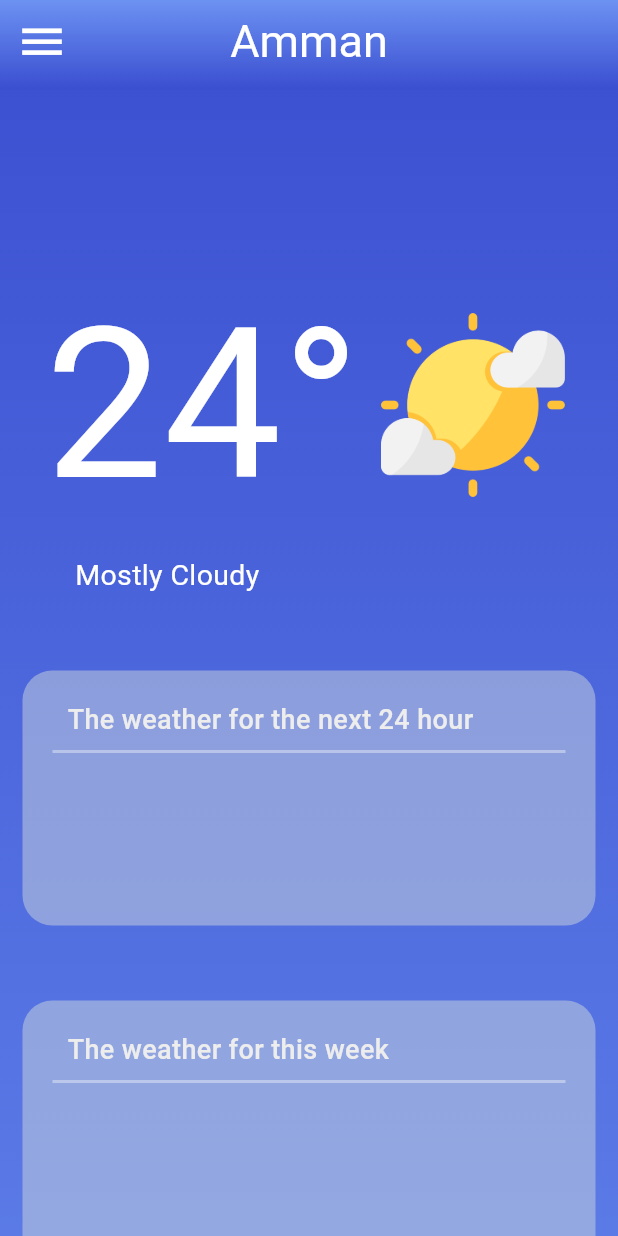
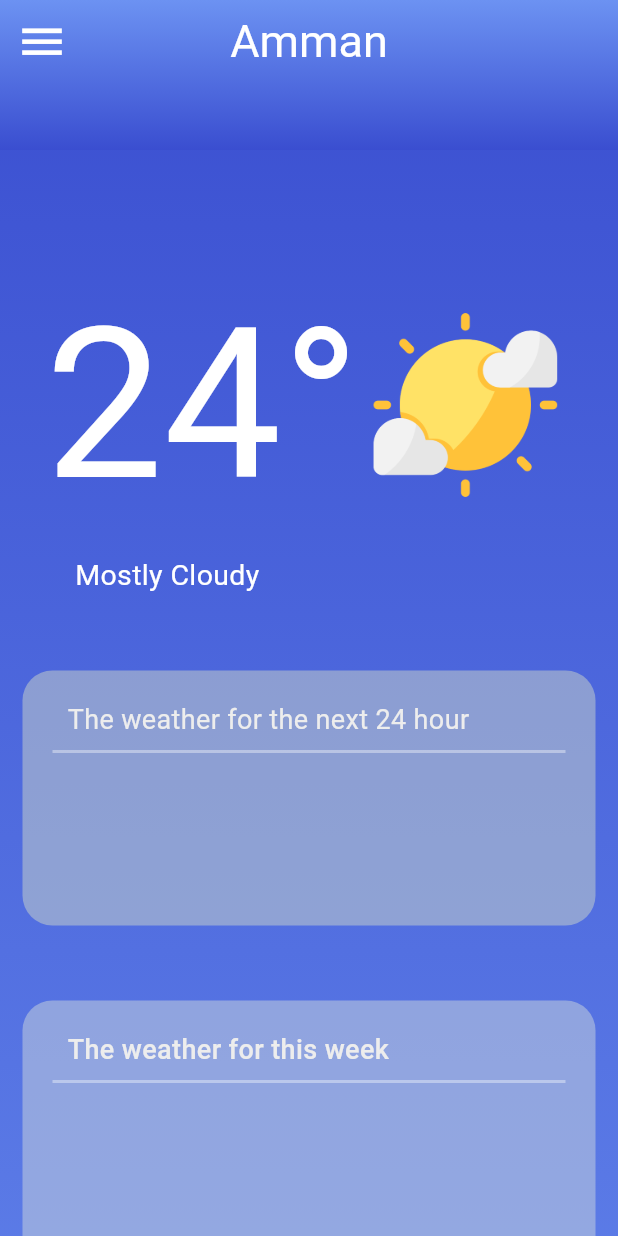
Before and after one commit to WeatherProjectInFlutter/WeatherApp, a Flutter app: the screen it shows after launch, on a phone screen of 412 x 824 dp. Run offline on Flutter 3.47's test engine with Material 3 defaults, Android fonts, the phone set to English and light mode, and no system bars.

Commit message:
create next_24Hours_Weather_contanier branch

```diff
--- a/local_weather_app/lib/main.dart
+++ b/local_weather_app/lib/main.dart
@@ -64,12 +64,13 @@ class MyApp extends StatelessWidget {
 
             ),*/
                 PreferredSize(
-                    preferredSize: Size.fromHeight(60.0),
+                    preferredSize: Size.fromHeight(100.0),
                     child: AppBar(
                       title: Text(
                         "Amman",
                         style: TextStyle(fontSize: 30, color: Colors.white),
                       ),
+
                       centerTitle: true,
                       leading: IconButton(
                           onPressed: () => {},
@@ -90,12 +91,12 @@ class MyApp extends StatelessWidget {
                         )),
                       ),
                     )),
+
             body: SingleChildScrollView(
               child: Container(
                 padding: const EdgeInsets.only(
                     top: 170,
-                    bottom:
-                        100), // Prevents content from overlapping the AppBar
+                    bottom:100), // Prevents content from overlapping the AppBar
 
                 //All the code till the end of box decoration is for make the background as a gradient
                 decoration: const BoxDecoration(
@@ -108,14 +109,14 @@ class MyApp extends StatelessWidget {
                     ],
                   ),
                 ),
-                child: Column(
+                child: const Column(
                   children: [
 
                     //The current weather widget :
                     CurrentWeatherSection(),
 
 
-                    const Row(
+                    Row(
                       children: [
                         Padding(padding: EdgeInsets.only(left: 50)),
                         Text(
@@ -129,12 +130,12 @@ class MyApp extends StatelessWidget {
 
 
                     //This block is for the today weather (over 24 hour)
-                    const TodayWeaterWindow(),
+                    TodayWeaterWindow(),
 
                     //this block is for the weekly weather (7 days)
-                    const WeekWeatherBlock(),
+                    WeekWeatherBlock(),
 
-                    const WindSpeedAndSeaLevel(),
+                    WindSpeedAndSeaLevel(),
                   ],
                 ),
               ),
@@ -153,7 +154,7 @@ class TodayWeaterWindow extends StatelessWidget {
       height: 170,
       //This for make the decoration for the block
       decoration: BoxDecoration(
-          color: const Color.fromARGB(124, 207, 216, 220),
+          color: const Color.fromARGB(124, 207, 216, 200),
           borderRadius: BorderRadius.circular(20)),
       child: const Column(
         crossAxisAlignment: CrossAxisAlignment.start,
@@ -167,7 +168,7 @@ class TodayWeaterWindow extends StatelessWidget {
                   "The weather for the next 24 hour",
                   style: TextStyle(
                       fontSize: 18,
-                      fontWeight: FontWeight.w500,
+                      // fontWeight: FontWeight.w500,
                       color: Color.fromARGB(255, 237, 237, 237)),
                 )
               ],
@@ -331,7 +332,7 @@ class CurrentWeatherSection extends StatelessWidget {
           ),
         ),
         Container(
-          padding: const EdgeInsets.only(left: 5),
+          //  padding: const EdgeInsets.only(left: 5), //هاي على التلفون بتخرب الصورة
           child: Image.asset("Materials/sunny.png", width: 140, height: 140),
         )
       ],
```
Also changed, not shown: local_weather_app/Materials/cloudy.png (added), local_weather_app/Materials/heavy-rain.png (added), local_weather_app/Materials/heavycloud.png (added), local_weather_app/Materials/night-moon.png (added), local_weather_app/Materials/wind.png (added).
